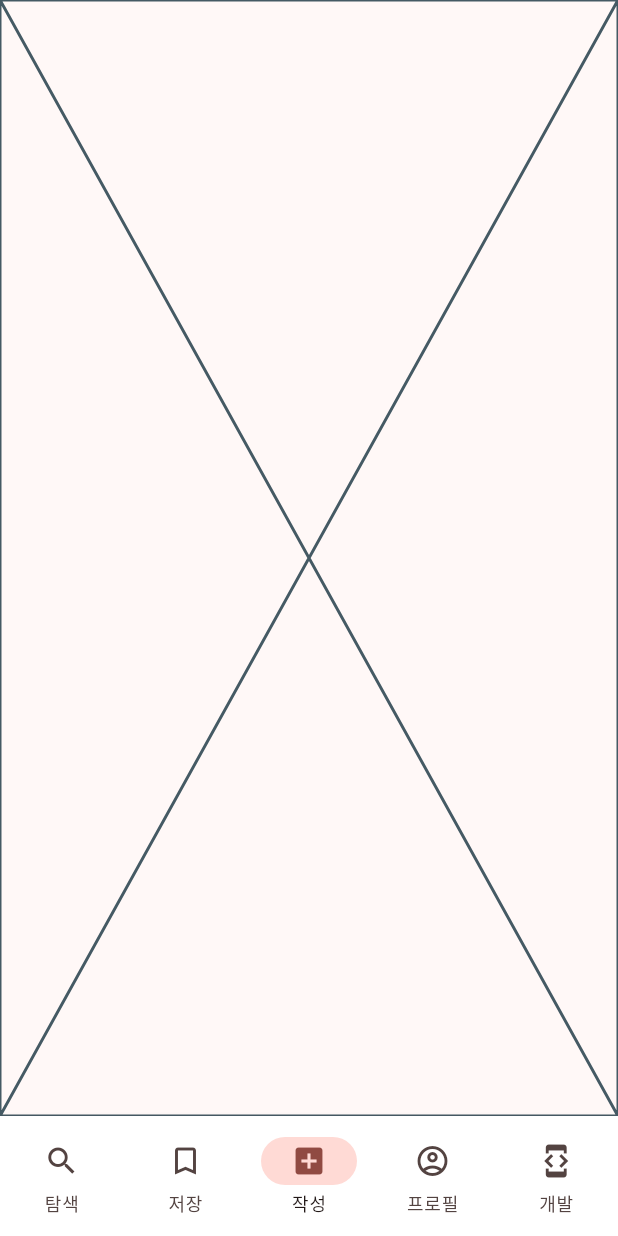
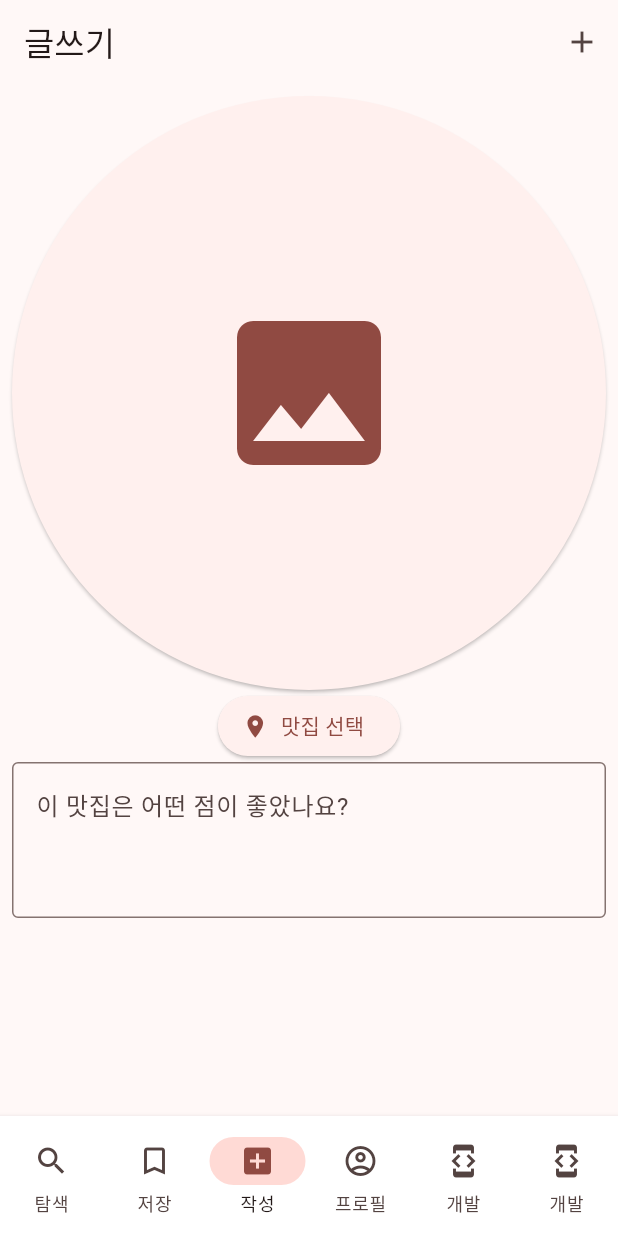
Before and after one commit to myshin22/madcamp-week2, a Flutter app: the screen it shows after launch, item 3 of the bottom bar chosen, on a phone screen of 412 x 824 dp. Run offline on Flutter 3.47's test engine with Material 2 defaults, Android fonts, the phone set to English and light mode, and no system bars; our stand-ins replace font_awesome_flutter, google_sign_in, image_picker; missing offline and left inert: draggable_bottom_sheet; Roboto replaces fonts that are missing (SpoqaHanSansNeo).

Commit message:
feat: add feed_add_page.dart and navigation_page.dart

```diff
--- /dev/null
+++ b/lib/page/feed_add_page.dart
@@ -0,0 +1,137 @@
+import 'dart:io';
+
+import 'package:flutter/material.dart';
+import 'package:image_picker/image_picker.dart';
+
+class FeedAddPage extends StatefulWidget {
+  const FeedAddPage({super.key});
+
+  @override
+  State<FeedAddPage> createState() => _FeedAddPageState();
+}
+
+class _FeedAddPageState extends State<FeedAddPage> {
+  String? location;
+  String description = '';
+  List<XFile>? selectedImages; //선택한 이미지 목록
+
+  Future<void> openGallery(BuildContext context) async {
+    try {
+      List<XFile>? resultList = await ImagePicker().pickMultiImage(
+        maxWidth: 1920,
+        maxHeight: 1080,
+        imageQuality: 90,
+      );
+      setState(() {
+        selectedImages = resultList;
+      });
+    } catch (e) {
+      // 예외 처리
+    }
+  }
+
+  @override
+  Widget build(BuildContext context) {
+    return Scaffold(
+      appBar: AppBar(
+        title: Text('글쓰기'),
+        actions: <Widget>[
+          IconButton(
+            icon: Icon(Icons.add),
+            onPressed: () {
+              //서버 상에 업로드 되도록 해야 함.
+            },
+          ),
+        ],
+      ),
+      body: Padding(
+        padding: EdgeInsets.all(8.0),
+        child: Column(
+          children: <Widget>[
+            AspectRatio(
+              aspectRatio: 1,
+              child: selectedImages != null && selectedImages!.isNotEmpty
+                  ? PageView.builder(
+                      itemCount: selectedImages!.length,
+                      itemBuilder: (context, index) {
+                        return Image.file(
+                          File(selectedImages![index].path),
+                          fit: BoxFit.cover,
+                        );
+                      },
+                    )
+                  : ElevatedButton(
+                      child: Icon(Icons.image, size: 128),
+                      onPressed: () {
+                        openGallery(context);
+                      },
+                    ),
+            ),
+            ElevatedButton.icon(
+              icon: Icon(Icons.location_on),
+              label: Text(location ?? '맛집 선택'),
+              onPressed: () {
+                Navigator.push(
+                  context,
+                  MaterialPageRoute(builder: (context) => FeedAddPlacePage()),
+                ).then((selectedLoction) {
+                  setState(() {
+                    location = selectedLoction;
+                  });
+                });
+              },
+            ),
+            TextFormField(
+              decoration: InputDecoration(
+                hintText: '이 맛집은 어떤 점이 좋았나요?',
+                border: OutlineInputBorder(),
+              ),
+              minLines: 3,
+              maxLines: 5,
+              onChanged: (value) {
+                setState(() {
+                  description = value;
+                });
+              },
+            ),
+          ],
+        ),
+      ),
+    );
+  }
+}
+
+class FeedAddPlacePage extends StatelessWidget {
+  final List<String> placeList = [
+    '장소1 - 주소1',
+    '장소2 - 주소2',
+    '장소3 - 주소3',
+    '장소4 - 주소4',
+    '장소5 - 주소5'
+  ]; //여기 실제로는 주소 데이터로 받아오자
+
+  FeedAddPlacePage({super.key});
+
+  @override
+  Widget build(BuildContext context) {
+    return Scaffold(
+      appBar: AppBar(
+        title: Text('내 맛집 리스트'),
+      ),
+      body: ListView.builder(
+        itemCount: placeList.length,
+        itemBuilder: (context, index) {
+          final place = placeList[index].split(' - ')[0]; //장소 정보만 가져오기
+          final address = placeList[index].split(' - ')[1]; //주소 정보만
+          return ListTile(
+            title: Text(place),
+            subtitle: Text(address),
+            onTap: () {
+              Navigator.pop(context, place);
+            },
+          );
+        },
+      ),
+    );
+  }
+}
--- a/lib/page/navigation_page.dart
+++ b/lib/page/navigation_page.dart
@@ -1,4 +1,5 @@
 import 'package:flutter/material.dart';
+import 'package:week2/page/feed_add_page.dart';
 import 'package:week2/page/feed_page.dart';
 import 'package:week2/page/login_page.dart';
 import 'package:week2/page/profile_page.dart';
@@ -47,13 +48,15 @@ class _NavigationPageState extends State<NavigationPage> {
         label: '프로필',
       ),
       developerDestination,
+      developerDestination,
     ];
     final body = [
       const SearchPage(),
-      const FeedPage(),
       const SamplePage(),
+      const FeedAddPage(),
       const ProfilePage(),
       const LoginPage(),
+      const FeedPage(),
     ];
     return Scaffold(
       bottomNavigationBar: NavigationBar(
--- a/pubspec.yaml
+++ b/pubspec.yaml
@@ -38,6 +38,7 @@ dependencies:
   google_sign_in: ^6.1.4
   font_awesome_flutter: ^10.5.0
   draggable_bottom_sheet: ^1.0.2
+  image_picker: ^1.0.0
 
 dev_dependencies:
   flutter_test:
```
Also changed, not shown: pubspec.lock.
